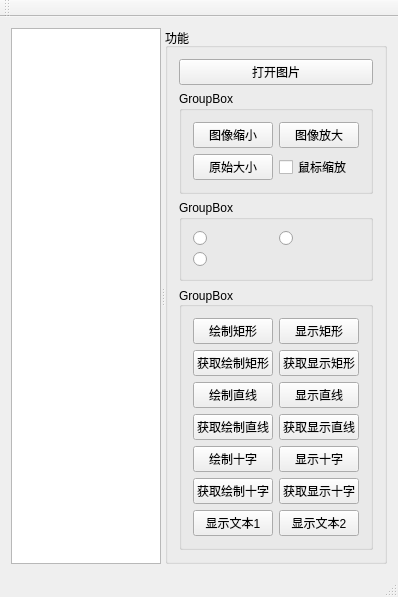
This is mainwindow.ui in addictedty/MyImageView as Qt 5 draws it before an edit. The edited form follows.
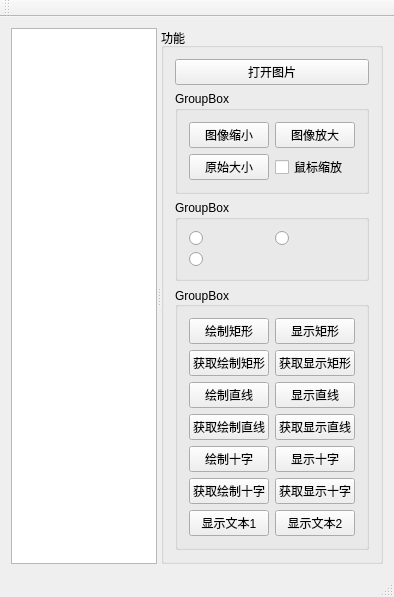
This is the edited form. Icons and pictures are not drawn. Custom widgets are drawn as their Qt base class.

What changed in the file:
```diff
--- a/mainwindow.ui
+++ b/mainwindow.ui
@@ -6,8 +6,8 @@
    <rect>
     <x>0</x>
     <y>0</y>
-    <width>398</width>
-    <height>512</height>
+    <width>394</width>
+    <height>413</height>
    </rect>
   </property>
   <property name="windowTitle">
```
Left out of the diff: 2 changed lines with no effect on the pictures.
